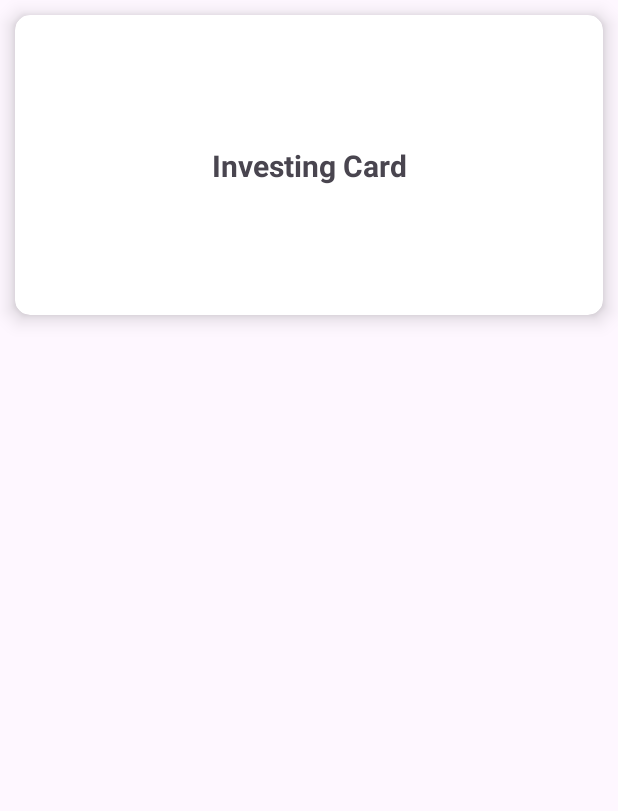
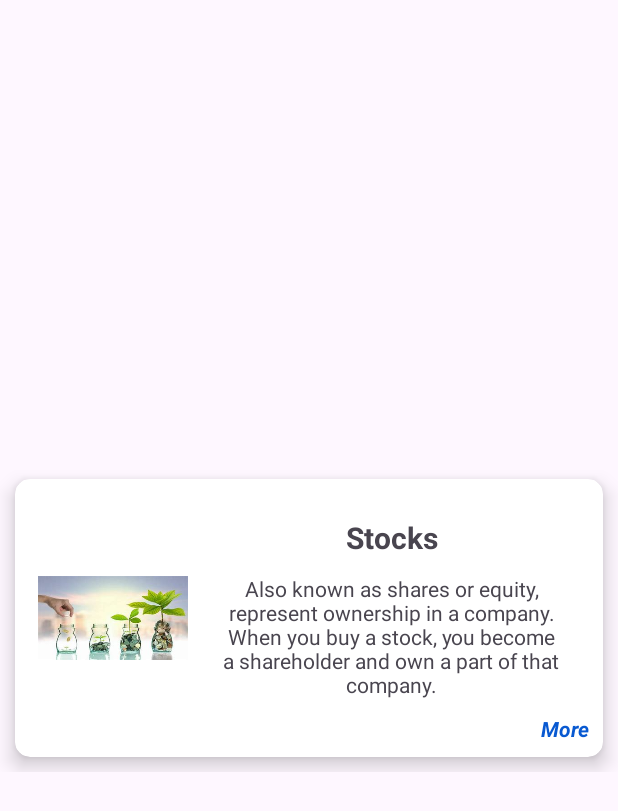
Before and after one commit to samueljuma/Financial-Literacy-101, an Android app: the layout investing_item_card.xml on its own in the app's theme, with its tools: preview values and no code run, on a phone screen of 412 x 824 dp. Shown: the top 811 px of the screen. Run offline under Robolectric (Android 15) with nearby library versions, the phone set to English and light mode, and no system bars.

Commit message:
update ui: invetsment_item card

```diff
--- a/app/src/main/res/layout/investing_item_card.xml
+++ b/app/src/main/res/layout/investing_item_card.xml
@@ -1,33 +1,77 @@
 <?xml version="1.0" encoding="utf-8"?>
 <LinearLayout xmlns:android="http://schemas.android.com/apk/res/android"
+    xmlns:app="http://schemas.android.com/apk/res-auto"
     xmlns:tools="http://schemas.android.com/tools"
     android:layout_width="match_parent"
-    android:layout_height="match_parent"
-    android:layout_gravity="center"
-    xmlns:app="http://schemas.android.com/apk/res-auto">
+    android:layout_height="wrap_content"
+    android:layout_gravity="center">
+
     <androidx.cardview.widget.CardView
         android:layout_width="match_parent"
-        android:layout_height="200dp"
-        app:cardElevation="8dp"
+        android:layout_height="wrap_content"
+        android:layout_margin="10dp"
         app:cardCornerRadius="10dp"
-        android:layout_margin="10dp">
+        app:cardElevation="8dp">
 
         <androidx.constraintlayout.widget.ConstraintLayout
             android:layout_width="match_parent"
-            android:layout_height="match_parent">
+            android:layout_height="match_parent"
+            android:layout_margin="5dp">
 
-            <TextView
-                android:id="@+id/textView4"
-                android:layout_width="wrap_content"
-                android:layout_height="wrap_content"
-                android:text="Investing Card"
-                android:textSize="20sp"
-                android:textStyle="bold"
+
+            <ImageView
+                android:id="@+id/imageView4"
+                android:layout_width="100dp"
+                android:layout_height="100dp"
+                android:layout_marginStart="10dp"
+                android:scaleType="fitCenter"
+                android:src="@drawable/invest"
                 app:layout_constraintBottom_toBottomOf="parent"
-                app:layout_constraintEnd_toEndOf="parent"
                 app:layout_constraintStart_toStartOf="parent"
                 app:layout_constraintTop_toTopOf="parent" />
 
+            <TextView
+                android:id="@+id/textView6"
+                android:layout_width="0dp"
+                android:layout_height="wrap_content"
+                android:layout_marginStart="10dp"
+                android:layout_marginEnd="10dp"
+                android:padding="6dp"
+                android:text="@string/stocks_desc"
+                android:textAlignment="center"
+                app:layout_constraintBottom_toBottomOf="parent"
+                app:layout_constraintEnd_toEndOf="parent"
+                app:layout_constraintHorizontal_bias="0.0"
+                app:layout_constraintStart_toEndOf="@+id/imageView4"
+                app:layout_constraintTop_toBottomOf="@+id/textView7"
+                app:layout_constraintVertical_bias="0.148" />
+
+            <TextView
+                android:id="@+id/textView7"
+                android:layout_width="wrap_content"
+                android:layout_height="wrap_content"
+                android:layout_marginTop="20dp"
+                android:text="Stocks"
+                android:textSize="20sp"
+                android:textStyle="bold"
+                app:layout_constraintEnd_toEndOf="parent"
+                app:layout_constraintStart_toEndOf="@+id/imageView4"
+                app:layout_constraintTop_toTopOf="parent" />
+
+            <TextView
+                android:id="@+id/textView8"
+                android:layout_width="wrap_content"
+                android:layout_height="wrap_content"
+                android:padding="4dp"
+                android:text="More"
+                android:textColor="#0859D1"
+                android:textStyle="bold|italic"
+                app:layout_constraintBottom_toBottomOf="parent"
+                app:layout_constraintEnd_toEndOf="parent"
+                app:layout_constraintHorizontal_bias="1.0"
+                app:layout_constraintStart_toStartOf="@+id/textView6"
+                app:layout_constraintTop_toBottomOf="@+id/textView6"
+                app:layout_constraintVertical_bias="1.0" />
         </androidx.constraintlayout.widget.ConstraintLayout>
 
     </androidx.cardview.widget.CardView>
--- a/app/src/main/res/values/strings.xml
+++ b/app/src/main/res/values/strings.xml
@@ -10,4 +10,5 @@
         purchases, or investment</string>
     <string name="saving_title1">What is Saving?</string>
     <string name="title_home">Home</string>
+    <string name="stocks_desc">Also known as shares or equity, represent ownership in a company. When you buy a stock, you become a shareholder and own a part of that company. </string>
 </resources>
```
